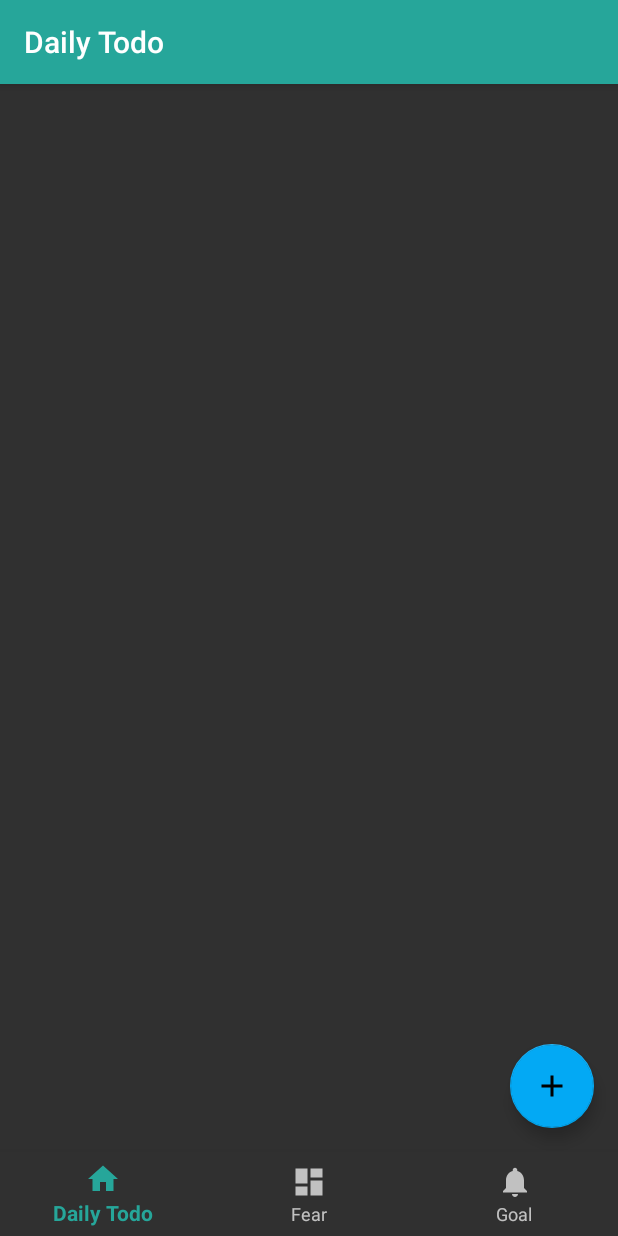
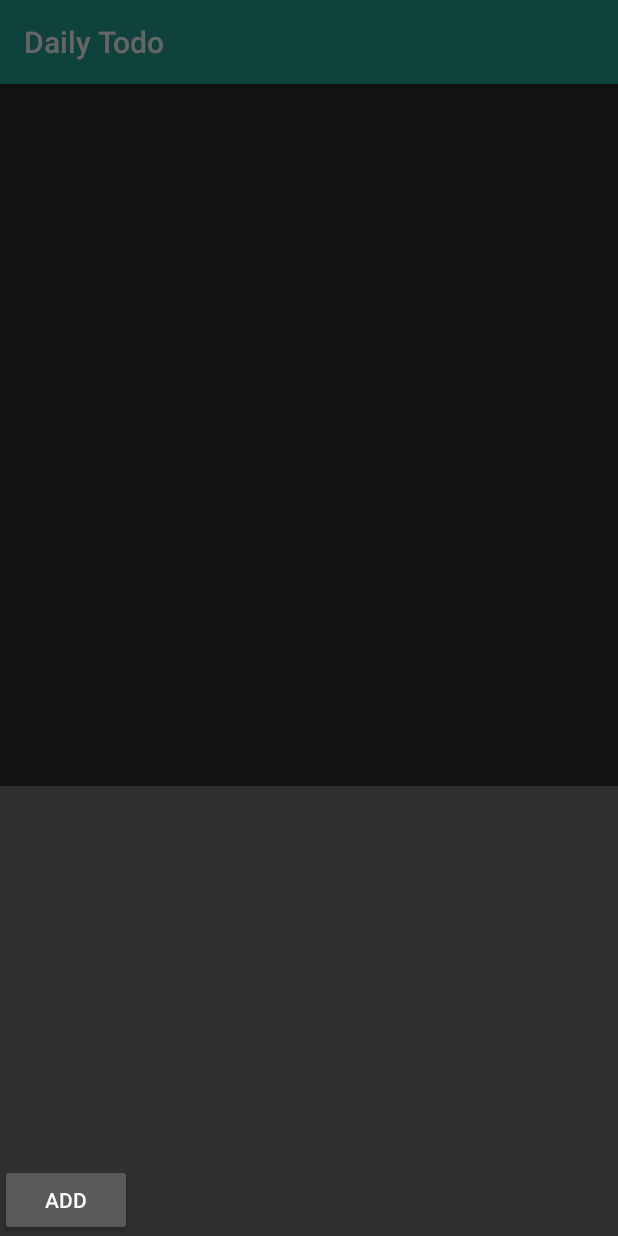
Before and after one commit to marcjulian/dailylist, an Android app: the screen it shows after launch (DailyTodoActivity), after a tap on an icon or button, on a phone screen of 412 x 824 dp. Run offline under Robolectric (Android 15) with nearby library versions, the phone set to English and light mode, and no system bars; our stand-ins replace Dagger/Hilt's generated code, Room's generated code, RxJava, Timber; 3 statements that could not run were skipped.

Commit message:
add adapter and style bottom sheet

```diff
--- a/app/build.gradle
+++ b/app/build.gradle
@@ -27,6 +27,7 @@ dependencies {
     // Support libs
     implementation 'com.android.support:appcompat-v7:26.1.0'
     implementation 'com.android.support:design:26.1.0'
+    implementation 'com.android.support:recyclerview-v7:26.1.0'
     implementation 'com.android.support.constraint:constraint-layout:1.0.2'
 
     // Kotlin
--- a/app/src/main/java/de/squiray/dailytodo/presentation/presenter/DailyTodoPresenter.kt
+++ b/app/src/main/java/de/squiray/dailytodo/presentation/presenter/DailyTodoPresenter.kt
@@ -16,13 +16,15 @@ constructor(private val getTodosUseCase: GetTodosUseCase,
     : Presenter<DailyTodoView>() {
 
     fun onAddTodoClicked(type: TodoType) {
-        // TODO open dialog on view
-        addTodoUseCase.todo = "First Todo"
+        view.showAddTodoDialog(type)
+    }
+
+    fun onAddNewTodo(todo: String, type: TodoType) {
+        addTodoUseCase.todo = todo
         addTodoUseCase.type = type
         addTodoUseCase.run(object : NoOpResultHandler<Todo>() {
             override fun onSuccess(todo: Todo) {
                 view.showTodo(todo)
-                view.showMessage("Todo added")
             }
         })
     }
@@ -32,7 +34,6 @@ constructor(private val getTodosUseCase: GetTodosUseCase,
         getTodosUseCase.run(object : NoOpResultHandler<List<Todo>>() {
             override fun onSuccess(todos: List<Todo>) {
                 view.showTodos(todos)
-                view.showMessage("Todos " + todos.size)
             }
         })
 
--- a/app/src/main/java/de/squiray/dailytodo/presentation/ui/activity/BaseActivity.kt
+++ b/app/src/main/java/de/squiray/dailytodo/presentation/ui/activity/BaseActivity.kt
@@ -5,7 +5,6 @@ import android.content.Context
 import android.os.Bundle
 import android.support.v4.app.DialogFragment
 import android.support.v7.app.AppCompatActivity
-import android.widget.Toast
 import dagger.android.AndroidInjection
 import dagger.android.AndroidInjector
 import dagger.android.DispatchingAndroidInjector
@@ -14,6 +13,7 @@ import de.squiray.dailytodo.R
 import de.squiray.dailytodo.presentation.presenter.Presenter
 import de.squiray.dailytodo.presentation.ui.view.View
 import de.squiray.dailytodo.util.annotation.Activity
+import de.squiray.dailytodo.util.extension.toast
 import java.lang.String.format
 import javax.inject.Inject
 
@@ -54,45 +54,31 @@ abstract class BaseActivity : AppCompatActivity(), HasFragmentInjector, View {
         fragmentTransaction.commit()
     }
 
-    override fun fragmentInjector(): AndroidInjector<Fragment> {
-        return fragmentInjector
-    }
+    override fun fragmentInjector(): AndroidInjector<Fragment> = fragmentInjector
 
     open fun setupView() {
 
     }
 
-    override fun context(): Context {
-        return this
-    }
+    override fun context(): Context = this
 
-    fun getCurrentFragment(fragmentContainer: Int): Fragment {
-        return fragmentManager.findFragmentById(fragmentContainer)
-    }
+    fun getCurrentFragment(fragmentContainer: Int): Fragment =
+            fragmentManager.findFragmentById(fragmentContainer)
 
-    override fun showError(messageId: Int) {
-        TODO("not implemented") //To change body of created functions use File | Settings | File Templates.
-    }
+    override fun showError(messageId: Int) = toast(getString(messageId))
 
-    override fun showMessage(messageId: Int, vararg args: Any) {
-        TODO("not implemented") //To change body of created functions use File | Settings | File Templates.
-    }
 
-    override fun showError(message: String) {
-        TODO("not implemented") //To change body of created functions use File | Settings | File Templates.
-    }
+    override fun showMessage(messageId: Int, vararg args: Any) = showMessage(getString(messageId), args)
 
-    override fun activity(): android.app.Activity {
-        return this
-    }
 
-    override fun showMessage(message: String, vararg args: Any) {
-        showToastMessage(format(message, args))
-    }
+    override fun showError(message: String) = toast(message)
 
-    private fun showToastMessage(message: String) {
-        Toast.makeText(this, message, Toast.LENGTH_SHORT).show()
-    }
+
+    override fun activity(): android.app.Activity = this
+
+
+    override fun showMessage(message: String, vararg args: Any) = toast(format(message, args))
+
 
     override fun showDialog(dialog: DialogFragment) {
         closeDialog()
--- a/app/src/main/java/de/squiray/dailytodo/presentation/ui/activity/DailyTodoActivity.kt
+++ b/app/src/main/java/de/squiray/dailytodo/presentation/ui/activity/DailyTodoActivity.kt
@@ -5,6 +5,7 @@ import de.squiray.dailytodo.R
 import de.squiray.dailytodo.domain.entity.Todo
 import de.squiray.dailytodo.domain.entity.TodoType
 import de.squiray.dailytodo.presentation.presenter.DailyTodoPresenter
+import de.squiray.dailytodo.presentation.ui.bottomdialog.AddTodoBottomDialog
 import de.squiray.dailytodo.presentation.ui.fragment.DailyTodoFragment
 import de.squiray.dailytodo.presentation.ui.view.DailyTodoView
 import de.squiray.dailytodo.util.annotation.Activity
@@ -13,7 +14,7 @@ import kotlinx.android.synthetic.main.layout_toolbar.*
 import javax.inject.Inject
 
 @Activity(layout = R.layout.activity_daily_todo)
-class DailyTodoActivity : BaseActivity(), DailyTodoView {
+class DailyTodoActivity : BaseActivity(), DailyTodoView, AddTodoBottomDialog.Callback {
 
     @Inject
     lateinit var dailyTodoPresenter: DailyTodoPresenter
@@ -44,6 +45,10 @@ class DailyTodoActivity : BaseActivity(), DailyTodoView {
         return getCurrentFragment(R.id.fragmentContainer) as DailyTodoFragment
     }
 
+    override fun showAddTodoDialog(type: TodoType) {
+        showDialog(AddTodoBottomDialog.newInstance(type))
+    }
+
     private val mOnNavigationItemSelectedListener = BottomNavigationView.OnNavigationItemSelectedListener { item ->
         when (item.itemId) {
             R.id.navigation_daily_todo -> {
--- /dev/null
+++ b/app/src/main/java/de/squiray/dailytodo/presentation/ui/adapter/TodoAdapter.kt
@@ -0,0 +1,42 @@
+package de.squiray.dailytodo.presentation.ui.adapter
+
+import android.support.v7.widget.RecyclerView
+import android.view.View
+import android.view.ViewGroup
+import de.squiray.dailytodo.R
+import de.squiray.dailytodo.domain.entity.Todo
+import de.squiray.dailytodo.util.extension.inflate
+import kotlinx.android.synthetic.main.item_todo.view.*
+
+class TodoAdapter(val items: MutableList<Todo>,
+                  private val callback: Callback)
+    : RecyclerView.Adapter<TodoAdapter.ViewHolder>() {
+
+    interface Callback {
+        fun onTodoClicked(todo: Todo)
+    }
+
+    override fun onCreateViewHolder(parent: ViewGroup, viewType: Int)
+            = ViewHolder(parent.inflate(R.layout.item_todo))
+
+    override fun onBindViewHolder(holder: ViewHolder, position: Int)
+            = holder.bind(items[position], callback)
+
+    override fun getItemCount() = items.size
+
+    class ViewHolder(itemView: View) : RecyclerView.ViewHolder(itemView) {
+        fun bind(todo: Todo, callback: Callback) = with(itemView) {
+            todoTitle.text = todo.todo
+            setOnClickListener { callback.onTodoClicked(todo) }
+        }
+    }
+
+    fun addAll(todos: List<Todo>) {
+        items.addAll(todos)
+        notifyDataSetChanged()
+    }
+
+    fun add(todo: Todo) {
+
+    }
+}
--- /dev/null
+++ b/app/src/main/java/de/squiray/dailytodo/presentation/ui/bottomdialog/AddTodoBottomDialog.kt
@@ -0,0 +1,30 @@
+package de.squiray.dailytodo.presentation.ui.bottomdialog
+
+import android.os.Bundle
+import de.squiray.dailytodo.R
+import de.squiray.dailytodo.domain.entity.TodoType
+import de.squiray.dailytodo.util.annotation.BottomSheetDialog
+
+@BottomSheetDialog(layout = R.layout.layout_add_todo_bottom_dialog)
+class AddTodoBottomDialog : BaseBottomDialog<AddTodoBottomDialog.Callback>() {
+    companion object {
+        private val ARG_TODO_TYPE: String = "todoType"
+
+        fun newInstance(type: TodoType): AddTodoBottomDialog {
+            val dialog = AddTodoBottomDialog()
+            val args = Bundle()
+            args.putSerializable(ARG_TODO_TYPE, type)
+            dialog.arguments = args
+            return dialog
+        }
+    }
+
+    interface Callback : BaseCallback {
+
+    }
+
+    override fun setupView() {
+
+    }
+
+}
--- /dev/null
+++ b/app/src/main/java/de/squiray/dailytodo/presentation/ui/bottomdialog/BaseBottomDialog.java
@@ -0,0 +1,57 @@
+package de.squiray.dailytodo.presentation.ui.bottomdialog;
+
+import android.annotation.SuppressLint;
+import android.app.Activity;
+import android.app.Dialog;
+import android.support.design.widget.BottomSheetDialogFragment;
+import android.view.LayoutInflater;
+import android.view.View;
+
+import de.squiray.dailytodo.util.annotation.BottomSheetDialog;
+
+public abstract class BaseBottomDialog<Callback extends BaseBottomDialog.BaseCallback>
+        extends BottomSheetDialogFragment {
+
+    private BaseCallback baseCallback;
+
+    public interface BaseCallback {
+
+    }
+
+    Callback getCallback() {
+        return (Callback) baseCallback;
+    }
+
+    @Override
+    public void onAttach(Activity activity) {
+        super.onAttach(activity);
+        // Verify that the host activity implements the callback interface
+        try {
+            this.baseCallback = (BaseCallback) activity;
+        } catch (ClassCastException e) {
+            // The activity doesn't implement the interface, throw exception
+            throw new ClassCastException(activity.toString() + " must implement Callback");
+        }
+    }
+
+    @SuppressLint("RestrictedApi")
+    @Override
+    public void setupDialog(Dialog dialog, int style) {
+        super.setupDialog(dialog, style);
+        View contentView = inflateView();
+        dialog.setContentView(contentView);
+    }
+
+    private View inflateView() {
+        LayoutInflater layoutInflater = getActivity().getLayoutInflater();
+        View view = layoutInflater.inflate(getDialogResource(), null);
+        setupView();
+        return view;
+    }
+
+    private int getDialogResource() {
+        return getClass().getAnnotation(BottomSheetDialog.class).layout();
+    }
+
+    protected abstract void setupView();
+}
--- a/app/src/main/java/de/squiray/dailytodo/presentation/ui/fragment/DailyTodoFragment.kt
+++ b/app/src/main/java/de/squiray/dailytodo/presentation/ui/fragment/DailyTodoFragment.kt
@@ -1,16 +1,15 @@
 package de.squiray.dailytodo.presentation.ui.fragment
 
 import android.os.Bundle
+import android.support.v7.widget.LinearLayoutManager
 import android.view.View
-import com.pedrogomez.renderers.RVRendererAdapter
-import com.pedrogomez.renderers.Renderer
-import com.pedrogomez.renderers.RendererBuilder
 import de.squiray.dailytodo.R
 import de.squiray.dailytodo.domain.entity.Todo
 import de.squiray.dailytodo.domain.entity.TodoType
 import de.squiray.dailytodo.presentation.presenter.DailyTodoPresenter
-import de.squiray.dailytodo.presentation.ui.renderer.TodoRenderer
+import de.squiray.dailytodo.presentation.ui.adapter.TodoAdapter
 import de.squiray.dailytodo.util.annotation.Fragment
+import de.squiray.dailytodo.util.extension.toast
 import kotlinx.android.synthetic.main.fragment_daily_todo.*
 import javax.inject.Inject
 
@@ -34,7 +33,7 @@ class DailyTodoFragment : BaseFragment() {
     @Inject
     lateinit var dailyTodoPresenter: DailyTodoPresenter
 
-    lateinit var todoAdapter: RVRendererAdapter<Todo>
+    lateinit var todoAdapter: TodoAdapter
 
     private val todoType: TodoType
         get() = arguments.getSerializable(ARG_TODO_TYPE) as TodoType
@@ -46,9 +45,8 @@ class DailyTodoFragment : BaseFragment() {
     }
 
     private fun setupRecyclerView() {
-        val todoRenderer: Renderer<Todo> = TodoRenderer()
-        val rendererBuilder: RendererBuilder<Todo> = RendererBuilder(todoRenderer)
-        todoAdapter = RVRendererAdapter<Todo>(rendererBuilder)
+        todoAdapter = TodoAdapter(ArrayList(), todoAdapterCallback)
+        rv_todos.layoutManager = LinearLayoutManager(activity)
         rv_todos.adapter = todoAdapter
     }
 
@@ -60,17 +58,23 @@ class DailyTodoFragment : BaseFragment() {
         activity.title = getString(todoType.type)
     }
 
-    private val addNewTodoClickListener = View.OnClickListener { view ->
+    private val addNewTodoClickListener = View.OnClickListener {
         dailyTodoPresenter.onAddTodoClicked(todoType)
     }
 
     fun showTodos(todos: List<Todo>) {
-        todoAdapter.diffUpdate(todos)
+        todoAdapter.addAll(todos)
     }
 
     fun showTodo(todo: Todo) {
         todoAdapter.add(todo)
-        todoAdapter.notifyDataSetChanged()
     }
 
+    private val todoAdapterCallback = object : TodoAdapter.Callback {
+        override fun onTodoClicked(todo : Todo) {
+            toast("todo clicked ${todo.todo}")
+        }
+    }
+
+
 }
--- a/app/src/main/java/de/squiray/dailytodo/presentation/ui/view/DailyTodoView.kt
+++ b/app/src/main/java/de/squiray/dailytodo/presentation/ui/view/DailyTodoView.kt
@@ -1,8 +1,10 @@
 package de.squiray.dailytodo.presentation.ui.view
 
 import de.squiray.dailytodo.domain.entity.Todo
+import de.squiray.dailytodo.domain.entity.TodoType
 
 interface DailyTodoView : View {
     fun showTodos(todos: List<Todo>)
     fun showTodo(todo: Todo)
+    fun showAddTodoDialog(type: TodoType)
 }
--- a/app/src/main/res/layout/activity_daily_todo.xml
+++ b/app/src/main/res/layout/activity_daily_todo.xml
@@ -19,7 +19,6 @@
 
         </android.support.design.widget.AppBarLayout>
 
-
         <FrameLayout
             android:id="@+id/fragmentContainer"
             android:layout_width="match_parent"
@@ -28,7 +27,6 @@
             android:layout_below="@+id/appbar"
             app:layout_behavior="@string/appbar_scrolling_view_behavior"/>
 
-
         <include
             android:id="@+id/navigation"
             layout="@layout/layout_bottom_nav"/>
--- /dev/null
+++ b/app/src/main/res/layout/layout_add_todo_bottom_dialog.xml
@@ -0,0 +1,22 @@
+<?xml version="1.0" encoding="utf-8"?>
+<android.support.constraint.ConstraintLayout
+    xmlns:android="http://schemas.android.com/apk/res/android"
+    xmlns:app="http://schemas.android.com/apk/res-auto"
+    android:layout_width="match_parent"
+    android:layout_height="match_parent"
+    android:theme="@style/BottomSheetDialog">
+
+    <EditText
+        android:id="@+id/addTodoText"
+        android:layout_width="match_parent"
+        android:layout_height="300dp"
+        android:backgroundTint="@android:color/transparent"/>
+
+    <Button
+        android:id="@+id/addTodo"
+        android:layout_width="wrap_content"
+        android:layout_height="wrap_content"
+        android:text="@string/screen_todo_add_todo"
+        app:layout_constraintBottom_toBottomOf="parent"/>
+
+</android.support.constraint.ConstraintLayout>
--- a/app/src/main/res/values/colors.xml
+++ b/app/src/main/res/values/colors.xml
@@ -3,4 +3,6 @@
     <color name="colorPrimary">#26A69A</color>
     <color name="colorPrimaryDark">#00897B</color>
     <color name="colorAccent">#03A9F4</color>
+
+    <color name="colorDarkGray">#FF303030</color>
 </resources>
--- a/app/src/main/res/values/strings.xml
+++ b/app/src/main/res/values/strings.xml
@@ -4,4 +4,5 @@
     <string name="nav_title_daily_todo">Daily Todo</string>
     <string name="nav_title_fear">Fear</string>
     <string name="nav_title_goal">Goal</string>
+    <string name="screen_todo_add_todo">Add</string>
 </resources>
--- a/app/src/main/res/values/styles.xml
+++ b/app/src/main/res/values/styles.xml
@@ -6,4 +6,8 @@
         <item name="colorAccent">@color/colorAccent</item>
     </style>
 
+    <style name="BottomSheetDialog" parent="Theme.AppCompat.Dialog.Alert">
+        <item name="android:background">@color/colorDarkGray</item>
+    </style>
+
 </resources>
--- a/build.gradle
+++ b/build.gradle
@@ -6,7 +6,7 @@ buildscript {
         jcenter()
     }
     dependencies {
-        classpath 'com.android.tools.build:gradle:3.0.0-beta7'
+        classpath 'com.android.tools.build:gradle:3.0.0-rc1'
         classpath "org.jetbrains.kotlin:kotlin-gradle-plugin:$kotlin_version"
     }
 }
```
Also changed, not shown: app/src/main/java/de/squiray/dailytodo/presentation/ui/renderer/TodoRenderer.kt (deleted, +0 -35 lines), app/src/main/java/de/squiray/dailytodo/util/annotation/BottomSheetDialog.java (added, +13 -0 lines), app/src/main/java/de/squiray/dailytodo/util/extension/View.kt (added, +20 -0 lines), app/src/main/res/layout/item_todo.xml (+10 -4 lines), app/src/main/res/values/attr.xml (added, +10 -0 lines).
